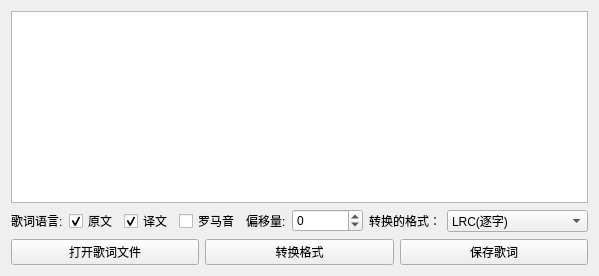
Before: the Qt Designer form LDDC/gui/ui/open_lyrics.ui in chenmozhijin/LDDC, drawn with Qt 5.
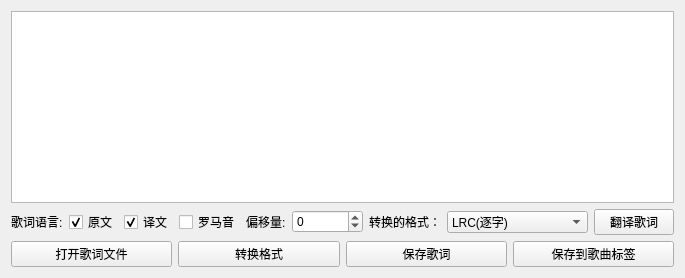
After: the same form once the commit is applied.

Commit message:
feat: Add audio file lyrics support and new UI features to open lyrics module
- Implemented `read_lyrics()` function to extract lyrics from audio file tags
- Added "Translate Lyrics" and "Save to Song Tag" buttons to open lyrics UI
- Enabled drag-and-drop support for opening audio files
- Renamed `audio_formats` to `AUDIO_FORMATS` and updated all references
- Added tests for audio file lyrics handling and translation functionality
- Updated file dialogs to support both lyrics and audio file formats

The edit to the form file:
```diff
--- a/LDDC/gui/ui/open_lyrics.ui
+++ b/LDDC/gui/ui/open_lyrics.ui
@@ -141,6 +141,13 @@
        </item>
       </widget>
      </item>
+     <item>
+      <widget class="QPushButton" name="translate_pushButton">
+       <property name="text">
+        <string>翻译歌词</string>
+       </property>
+      </widget>
+     </item>
     </layout>
    </item>
    <item>
@@ -178,6 +185,13 @@
        </property>
       </widget>
      </item>
+     <item>
+      <widget class="QPushButton" name="save2tag_pushButton">
+       <property name="text">
+        <string>保存到歌曲标签</string>
+       </property>
+      </widget>
+     </item>
     </layout>
    </item>
   </layout>
```
The commit also changes 13 other files.
